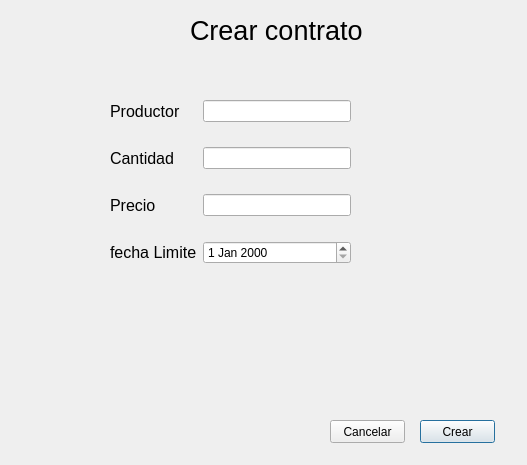
Above: gui_contrato_nuevocontrato.ui from Jose-Cisneros/MoliTec before the change. Below: the same form after it.
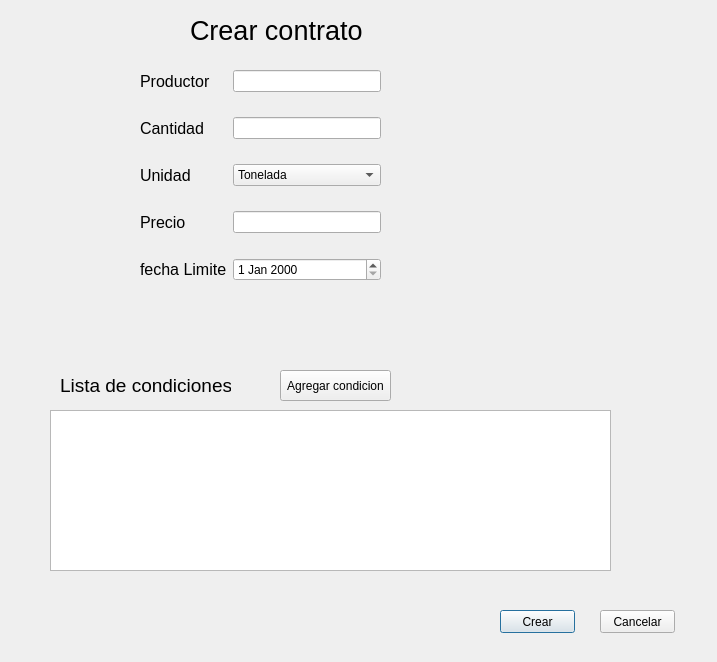
That is the form after the change.

```diff
--- a/gui_contrato_nuevocontrato.ui
+++ b/gui_contrato_nuevocontrato.ui
@@ -6,8 +6,8 @@
    <rect>
     <x>0</x>
     <y>0</y>
-    <width>527</width>
-    <height>465</height>
+    <width>717</width>
+    <height>662</height>
    </rect>
   </property>
   <property name="windowTitle">
@@ -34,10 +34,10 @@
   <widget class="QWidget" name="formLayoutWidget">
    <property name="geometry">
     <rect>
-     <x>110</x>
-     <y>100</y>
+     <x>140</x>
+     <y>70</y>
      <width>241</width>
-     <height>211</height>
+     <height>241</height>
     </rect>
    </property>
    <layout class="QFormLayout" name="formLayout">
@@ -68,49 +68,70 @@
       </property>
      </widget>
     </item>
-    <item row="2" column="0">
-     <widget class="QLabel" name="label_5">
-      <property name="font">
-       <font>
-        <pointsize>12</pointsize>
-       </font>
-      </property>
-      <property name="text">
-       <string>Precio</string>
-      </property>
-     </widget>
-    </item>
-    <item row="3" column="0">
-     <widget class="QLabel" name="label_4">
-      <property name="font">
-       <font>
-        <pointsize>12</pointsize>
-       </font>
-      </property>
-      <property name="text">
-       <string>fecha Limite</string>
-      </property>
-     </widget>
-    </item>
-    <item row="3" column="1">
-     <widget class="QDateEdit" name="dateEdit"/>
-    </item>
     <item row="0" column="1">
      <widget class="QLineEdit" name="lineEdit"/>
     </item>
     <item row="1" column="1">
      <widget class="QLineEdit" name="lineEdit_2"/>
     </item>
+    <item row="2" column="0">
+     <widget class="QLabel" name="label_6">
+      <property name="font">
+       <font>
+        <pointsize>12</pointsize>
+       </font>
+      </property>
+      <property name="text">
+       <string>Unidad</string>
+      </property>
+     </widget>
+    </item>
     <item row="2" column="1">
+     <widget class="QComboBox" name="comboBox">
+      <item>
+       <property name="text">
+        <string>Tonelada</string>
+       </property>
+      </item>
+     </widget>
+    </item>
+    <item row="3" column="0">
+     <widget class="QLabel" name="label_5">
+      <property name="font">
+       <font>
+        <pointsize>12</pointsize>
+       </font>
+      </property>
+      <property name="text">
+       <string>Precio</string>
+      </property>
+     </widget>
+    </item>
+    <item row="3" column="1">
      <widget class="QLineEdit" name="lineEdit_3"/>
     </item>
+    <item row="4" column="0">
+     <widget class="QLabel" name="label_4">
+      <property name="font">
+       <font>
+        <pointsize>12</pointsize>
+       </font>
+      </property>
+      <property name="text">
+       <string>fecha Limite</string>
+      </property>
+     </widget>
+    </item>
+    <item row="4" column="1">
+     <widget class="QDateEdit" name="dateEdit"/>
+    </item>
    </layout>
   </widget>
   <widget class="QPushButton" name="pushButton">
    <property name="geometry">
     <rect>
-     <x>420</x>
-     <y>420</y>
+     <x>500</x>
+     <y>610</y>
      <width>75</width>
      <height>23</height>
     </rect>
@@ -122,8 +143,8 @@
   <widget class="QPushButton" name="pushButton_2">
    <property name="geometry">
     <rect>
-     <x>330</x>
-     <y>420</y>
+     <x>600</x>
+     <y>610</y>
      <width>75</width>
      <height>23</height>
     </rect>
@@ -132,6 +153,47 @@
     <string>Cancelar</string>
    </property>
   </widget>
+  <widget class="QListView" name="listView">
+   <property name="geometry">
+    <rect>
+     <x>50</x>
+     <y>410</y>
+     <width>561</width>
+     <height>161</height>
+    </rect>
+   </property>
+  </widget>
+  <widget class="QLabel" name="label_7">
+   <property name="geometry">
+    <rect>
+     <x>60</x>
+     <y>370</y>
+     <width>171</width>
+     <height>31</height>
+    </rect>
+   </property>
+   <property name="font">
+    <font>
+     <pointsize>14</pointsize>
+    </font>
+   </property>
+   <property name="text">
+    <string>Lista de condiciones</string>
+   </property>
+  </widget>
+  <widget class="QPushButton" name="pushButton_3">
+   <property name="geometry">
+    <rect>
+     <x>280</x>
+     <y>370</y>
+     <width>111</width>
+     <height>31</height>
+    </rect>
+   </property>
+   <property name="text">
+    <string>Agregar condicion</string>
+   </property>
+  </widget>
  </widget>
  <resources/>
  <connections/>
```
